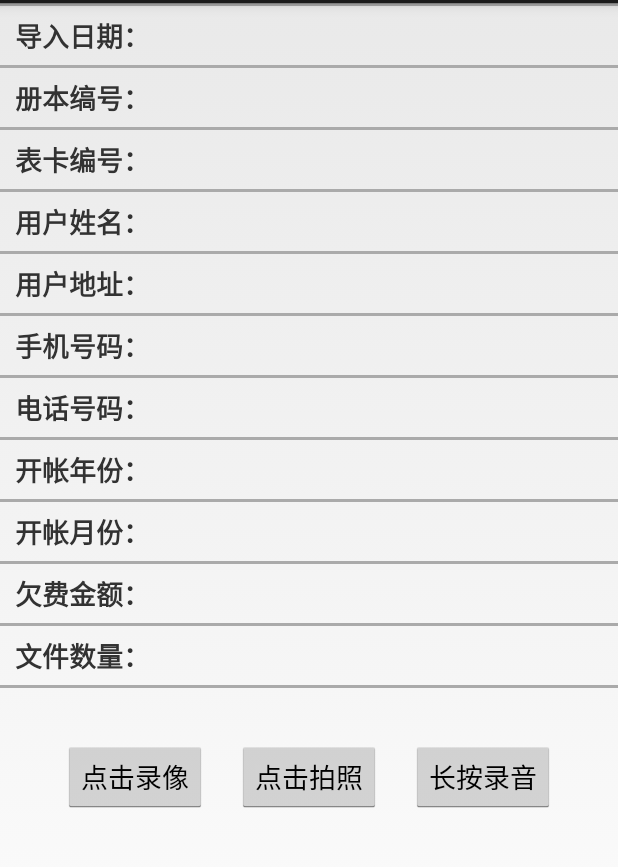
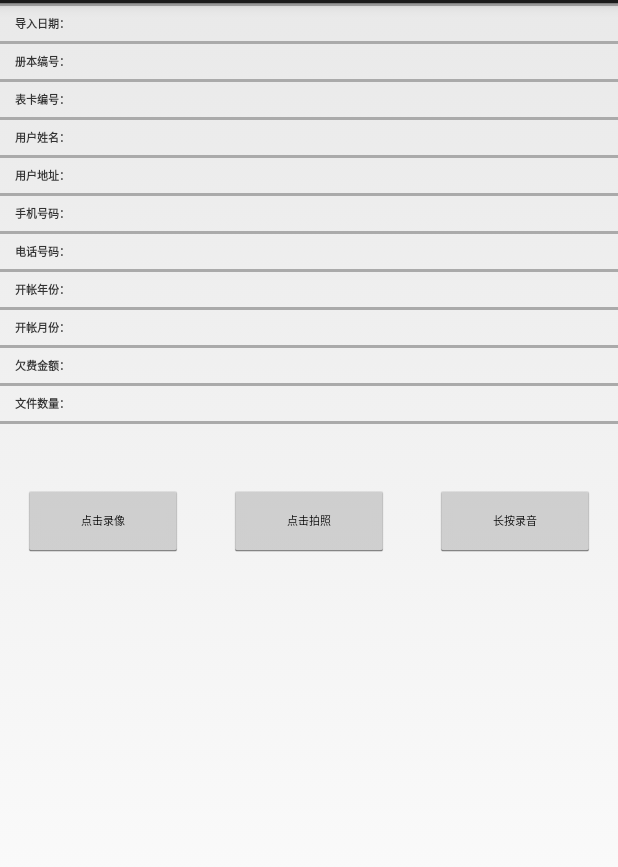
Before and after one commit to djj1111/xscj, an Android app: the layout workfragment_item.xml on its own in the app's theme, with its tools: preview values and no code run, on a phone screen of 412 x 824 dp, the part 69-936 px from its top. Run offline under Robolectric (Android 15) with nearby library versions, the phone set to English and light mode, and no system bars.

Commit message:
20170113 v1.0 屏幕适配

```diff
--- a/app/src/main/res/layout/workfragment_item.xml
+++ b/app/src/main/res/layout/workfragment_item.xml
@@ -23,7 +23,7 @@
             android:fitsSystemWindows="false"
             android:gravity="left|center_vertical"
             android:text="导入日期："
-            android:textSize="18sp"
+            android:textSize="@dimen/textsize"
             android:textStyle="normal|bold" />
         <TextView
             android:id="@+id/tvinputdate"
@@ -35,7 +35,7 @@
             android:gravity="left|center_vertical"
             android:maxLines="1"
             android:text=""
-            android:textSize="18sp" />
+            android:textSize="@dimen/textsize" />
     </LinearLayout>
     <View
         android:layout_width="match_parent"
@@ -57,7 +57,7 @@
         android:fitsSystemWindows="false"
         android:gravity="left|center_vertical"
         android:text="册本缟号："
-        android:textSize="18sp"
+        android:textSize="@dimen/textsize"
         android:textStyle="normal|bold" />
     <TextView
         android:id="@+id/tvcnum"
@@ -69,7 +69,7 @@
         android:gravity="left|center_vertical"
         android:maxLines="1"
         android:text=""
-        android:textSize="18sp" />
+        android:textSize="@dimen/textsize" />
 
 </LinearLayout>
     <View
@@ -92,7 +92,7 @@
             android:fitsSystemWindows="false"
             android:gravity="left|center_vertical"
             android:text="表卡编号："
-            android:textSize="18sp"
+            android:textSize="@dimen/textsize"
             android:textStyle="normal|bold" />
         <TextView
             android:id="@+id/tvnum"
@@ -104,7 +104,7 @@
             android:gravity="left|center_vertical"
             android:maxLines="1"
             android:text=""
-            android:textSize="18sp" />
+            android:textSize="@dimen/textsize" />
 
     </LinearLayout>
     <View
@@ -127,7 +127,7 @@
             android:fitsSystemWindows="false"
             android:gravity="left|center_vertical"
             android:text="用户姓名："
-            android:textSize="18sp"
+            android:textSize="@dimen/textsize"
             android:textStyle="normal|bold" />
         <TextView
             android:id="@+id/tvname"
@@ -139,7 +139,7 @@
             android:gravity="left|center_vertical"
             android:maxLines="1"
             android:text=""
-            android:textSize="18sp" />
+            android:textSize="@dimen/textsize" />
 
     </LinearLayout>
     <View
@@ -162,7 +162,7 @@
             android:fitsSystemWindows="false"
             android:gravity="left|center_vertical"
             android:text="用户地址："
-            android:textSize="18sp"
+            android:textSize="@dimen/textsize"
             android:textStyle="normal|bold" />
         <TextView
             android:id="@+id/tvaddress"
@@ -174,7 +174,7 @@
             android:gravity="left|center_vertical"
             android:maxLines="1"
             android:text=""
-            android:textSize="18sp" />
+            android:textSize="@dimen/textsize" />
 
     </LinearLayout>
     <View
@@ -197,7 +197,7 @@
             android:fitsSystemWindows="false"
             android:gravity="left|center_vertical"
             android:text="手机号码："
-            android:textSize="18sp"
+            android:textSize="@dimen/textsize"
             android:textStyle="normal|bold" />
         <TextView
             android:id="@+id/tvcellphone"
@@ -209,7 +209,7 @@
             android:gravity="left|center_vertical"
             android:maxLines="1"
             android:text=""
-            android:textSize="18sp" />
+            android:textSize="@dimen/textsize" />
 
     </LinearLayout>
     <View
@@ -232,7 +232,7 @@
             android:fitsSystemWindows="false"
             android:gravity="left|center_vertical"
             android:text="电话号码："
-            android:textSize="18sp"
+            android:textSize="@dimen/textsize"
             android:textStyle="normal|bold" />
         <TextView
             android:id="@+id/tvphone"
@@ -244,7 +244,7 @@
             android:gravity="left|center_vertical"
             android:maxLines="1"
             android:text=""
-            android:textSize="18sp" />
+            android:textSize="@dimen/textsize" />
 
     </LinearLayout>
     <View
@@ -267,7 +267,7 @@
             android:fitsSystemWindows="false"
             android:gravity="left|center_vertical"
             android:text="开帐年份："
-            android:textSize="18sp"
+            android:textSize="@dimen/textsize"
             android:textStyle="normal|bold" />
         <TextView
             android:id="@+id/tvyear"
@@ -279,7 +279,7 @@
             android:gravity="left|center_vertical"
             android:maxLines="1"
             android:text=""
-            android:textSize="18sp" />
+            android:textSize="@dimen/textsize" />
 
     </LinearLayout>
     <View
@@ -302,7 +302,7 @@
             android:fitsSystemWindows="false"
             android:gravity="left|center_vertical"
             android:text="开帐月份："
-            android:textSize="18sp"
+            android:textSize="@dimen/textsize"
             android:textStyle="normal|bold" />
         <TextView
             android:id="@+id/tvmonth"
@@ -314,7 +314,7 @@
             android:gravity="left|center_vertical"
             android:maxLines="1"
             android:text=""
-            android:textSize="18sp" />
+            android:textSize="@dimen/textsize" />
 
     </LinearLayout>
     <View
@@ -337,7 +337,7 @@
             android:fitsSystemWindows="false"
             android:gravity="left|center_vertical"
             android:text="欠费金额："
-            android:textSize="18sp"
+            android:textSize="@dimen/textsize"
             android:textStyle="normal|bold" />
         <TextView
             android:id="@+id/tvmoney"
@@ -349,7 +349,7 @@
             android:gravity="left|center_vertical"
             android:maxLines="1"
             android:text=""
-            android:textSize="18sp" />
+            android:textSize="@dimen/textsize" />
 
     </LinearLayout>
     <View
@@ -372,7 +372,7 @@
             android:fitsSystemWindows="false"
             android:gravity="left|center_vertical"
             android:text="文件数量："
-            android:textSize="18sp"
+            android:textSize="@dimen/textsize"
             android:textStyle="normal|bold" />
         <TextView
             android:id="@+id/tvfilenums"
@@ -384,7 +384,7 @@
             android:gravity="left|center_vertical"
             android:maxLines="1"
             android:text=""
-            android:textSize="18sp" />
+            android:textSize="@dimen/textsize" />
 
     </LinearLayout>
     <View
@@ -396,31 +396,36 @@
         android:layout_height="wrap_content"
         android:layout_marginTop="25dp"
         android:gravity="center"
-        android:measureWithLargestChild="true"
         android:orientation="horizontal">
 
         <Button
             android:id="@+id/button_video"
-            android:layout_width="wrap_content"
-            android:layout_height="wrap_content"
-            android:layout_margin="10dp"
-            android:text="点击录像"></Button>
+            android:layout_width="0dp"
+            android:layout_height="match_parent"
+            android:layout_margin="15dp"
+            android:layout_weight="1"
+            android:text="点击录像"
+            android:textSize="@dimen/textsize"></Button>
 
         <Button
             android:id="@+id/button_photo"
-            android:layout_width="wrap_content"
-            android:layout_height="wrap_content"
-            android:layout_margin="10dp"
-            android:text="点击拍照">
+            android:layout_width="0dp"
+            android:layout_height="match_parent"
+            android:layout_margin="15dp"
+            android:layout_weight="1"
+            android:text="点击拍照"
+            android:textSize="@dimen/textsize">
         </Button>
 
 
         <Button
             android:id="@+id/button_record"
-            android:layout_width="wrap_content"
-            android:layout_height="wrap_content"
-            android:layout_margin="10dp"
-            android:text="长按录音">
+            android:layout_width="0dp"
+            android:layout_height="match_parent"
+            android:layout_margin="15dp"
+            android:layout_weight="1"
+            android:text="长按录音"
+            android:textSize="@dimen/textsize">
         </Button>
 
 
--- /dev/null
+++ b/app/src/main/res/values-hdpi/dimens.xml
@@ -0,0 +1,4 @@
+<resources>
+    <!-- Default screen margins, per the Android Design guidelines. -->
+    <dimen name="textsize">7.5sp</dimen>
+</resources>
--- /dev/null
+++ b/app/src/main/res/values-mdpi/dimens.xml
@@ -0,0 +1,4 @@
+<resources>
+    <!-- Default screen margins, per the Android Design guidelines. -->
+    <dimen name="textsize">5sp</dimen>
+</resources>
--- /dev/null
+++ b/app/src/main/res/values-xhdpi/dimens.xml
@@ -0,0 +1,4 @@
+<resources>
+    <!-- Default screen margins, per the Android Design guidelines. -->
+    <dimen name="textsize">10sp</dimen>
+</resources>
--- /dev/null
+++ b/app/src/main/res/values-xxhdpi/dimens.xml
@@ -0,0 +1,4 @@
+<resources>
+    <!-- Default screen margins, per the Android Design guidelines. -->
+    <dimen name="textsize">15sp</dimen>
+</resources>
--- /dev/null
+++ b/app/src/main/res/values-xxxhdpi/dimens.xml
@@ -0,0 +1,4 @@
+<resources>
+    <!-- Default screen margins, per the Android Design guidelines. -->
+    <dimen name="textsize">20sp</dimen>
+</resources>
--- a/app/src/main/res/values/dimens.xml
+++ b/app/src/main/res/values/dimens.xml
@@ -2,4 +2,5 @@
     <!-- Default screen margins, per the Android Design guidelines. -->
     <dimen name="activity_horizontal_margin">16dp</dimen>
     <dimen name="activity_vertical_margin">16dp</dimen>
+    <dimen name="textsize">6sp</dimen>
 </resources>
```
